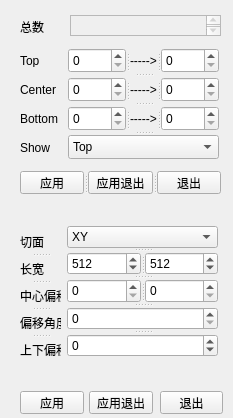
Qt form Tools/INimage3D/volumedataset.ui (zyq1569/HealthApp) before a commit.
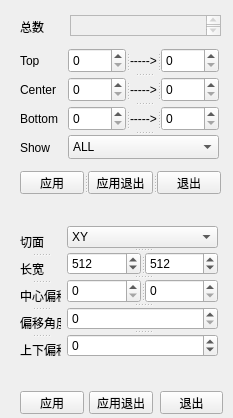
The same form after that commit.

The edit to the form file:
```diff
--- a/Tools/INimage3D/volumedataset.ui
+++ b/Tools/INimage3D/volumedataset.ui
@@ -215,6 +215,11 @@
       </widget>
      </widget>
      <widget class="QComboBox" name="m_cbSelect">
+      <item>
+       <property name="text">
+        <string>ALL</string>
+       </property>
+      </item>
       <item>
        <property name="text">
         <string>Top</string>
```
Left out of the diff: 2 changed lines with no effect on the pictures.
